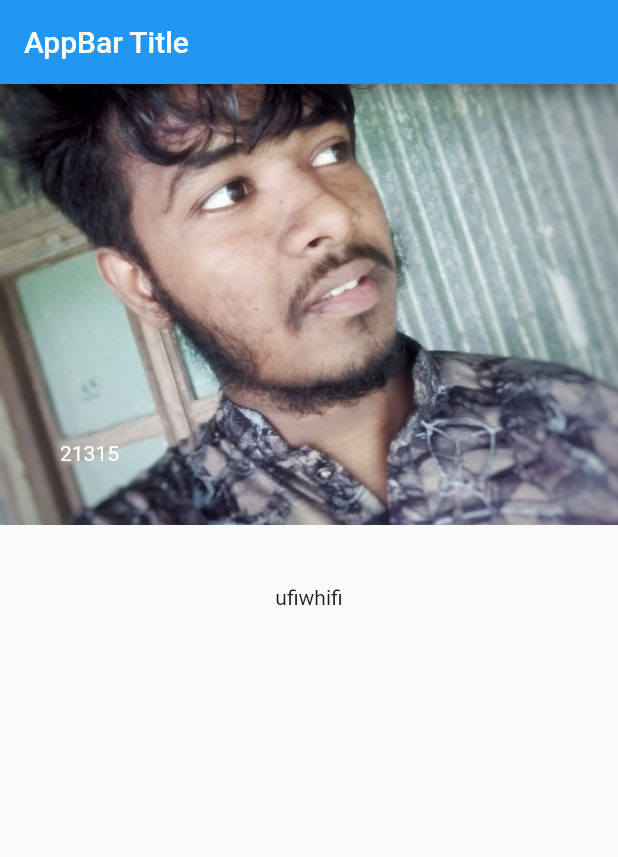
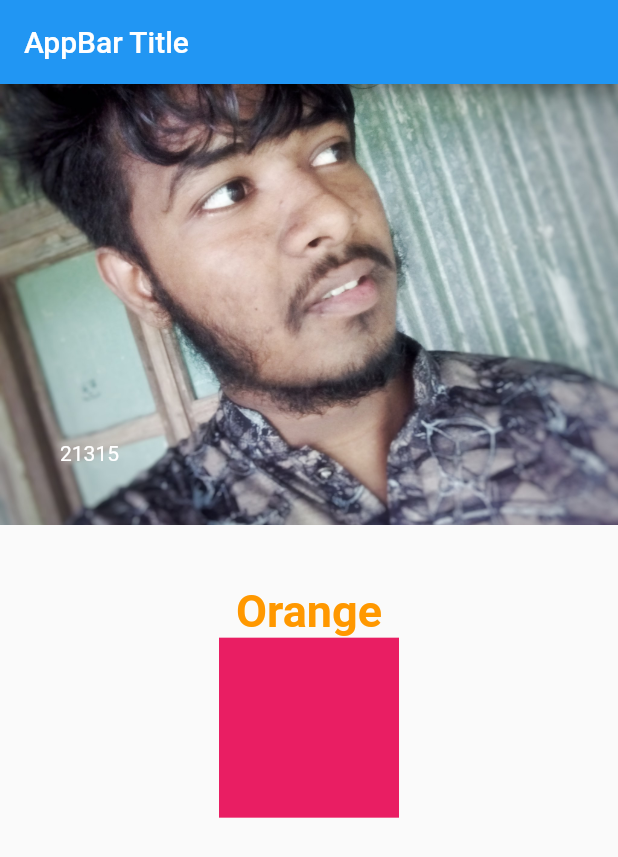
Before and after one commit to thetahmeed/Flutter, a Flutter app: the screen it shows after launch, on a phone screen of 412 x 824 dp. Shown: the top 857 px of the screen. Run offline on Flutter 3.47's test engine with Material 2 defaults, Android fonts, the phone set to English and light mode, and no system bars.

Commit message:
SizeBox with Conytainer

```diff
--- a/eleven/lib/main.dart
+++ b/eleven/lib/main.dart
@@ -34,7 +34,17 @@ class HomePage extends StatelessWidget {
             SizedBox(
               height: 40,
             ),
-            Text("ufiwhifi"),
+            Text("Orange", style: TextStyle(color: Colors.orange, fontSize: 30, fontWeight: FontWeight.bold),
+            ),
+            SizedBox(
+              width: 120,
+              height: 120,
+              child: Container(
+                decoration: BoxDecoration(
+                  color: Colors.pink
+                ),
+              ),
+            )
           ],
         ));
   }
```
